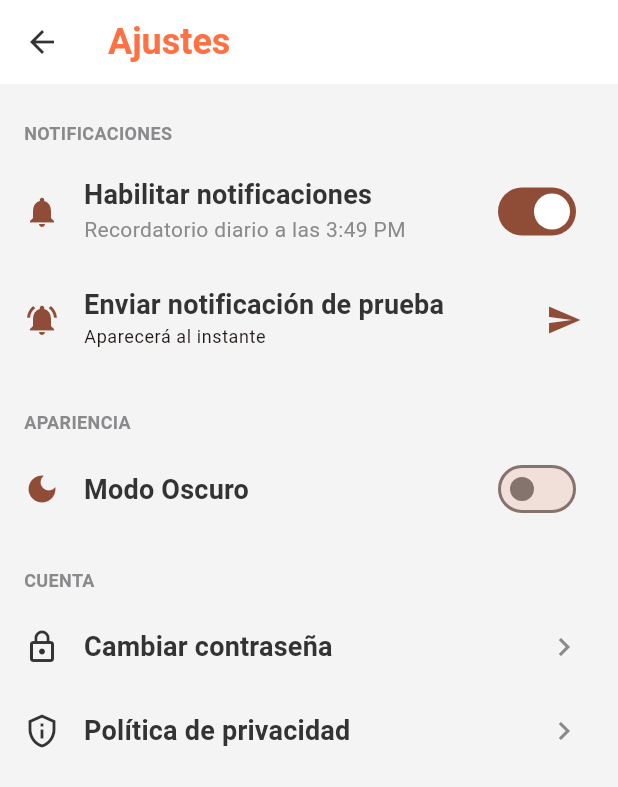
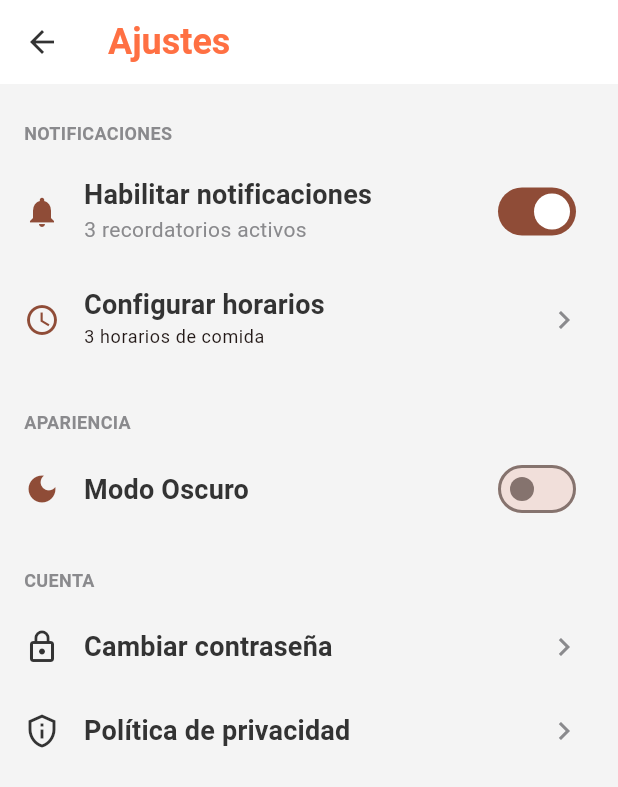
Before and after one commit to JuniorSD6650/NutriApp, a Flutter app: the SettingsScreen screen opened directly, on a phone screen of 412 x 824 dp. Shown: the top 787 px of the screen. Run offline on Flutter 3.47's test engine with Material 3 defaults, Android fonts, the phone set to English and light mode, and no system bars; our stand-ins replace flutter_local_notifications, flutter_secure_storage, go_router, permission_handler, pie_chart, shared_preferences and 1 more; missing offline and left inert: jwt_decode; accounts and stored records are empty.

Commit message:
feat: Añadir gestión de horarios de comidas y notificaciones programadas

```diff
--- /dev/null
+++ b/fe_nutriapp/lib/core/models/meal_time.dart
@@ -0,0 +1,34 @@
+class MealTime {
+  final String id; // Para identificar cada notificación única
+  final int hour;
+  final int minute;
+  final String label; // "Desayuno", "Almuerzo", etc.
+
+  MealTime({
+    required this.id,
+    required this.hour,
+    required this.minute,
+    required this.label,
+  });
+
+  String get timeString {
+    final h = hour.toString().padLeft(2, '0');
+    final m = minute.toString().padLeft(2, '0');
+    return '$h:$m';
+  }
+
+  // Para guardar/cargar de SharedPreferences
+  Map<String, dynamic> toJson() => {
+    'id': id,
+    'hour': hour,
+    'minute': minute,
+    'label': label,
+  };
+
+  factory MealTime.fromJson(Map<String, dynamic> json) => MealTime(
+    id: json['id'],
+    hour: json['hour'],
+    minute: json['minute'],
+    label: json['label'],
+  );
+}
--- a/fe_nutriapp/lib/core/services/api_service.dart
+++ b/fe_nutriapp/lib/core/services/api_service.dart
@@ -10,7 +10,7 @@ class ApiService {
     'ngrok-skip-browser-warning': 'true',
   };
 
-  final String _baseUrl = "https://1a9c40d96818.ngrok-free.app"; // Tu URL
+  final String _baseUrl = "https://00f88764d675.ngrok-free.app"; // Tu URL
 
   String? _token;
 
--- a/fe_nutriapp/lib/features/profile/screens/settings_screen.dart
+++ b/fe_nutriapp/lib/features/profile/screens/settings_screen.dart
@@ -9,6 +9,9 @@ import 'package:fe_nutriapp/core/theme/theme_provider.dart';
 // 1. IMPORTAR EL SERVICIO DE NOTIFICACIONES
 import 'package:fe_nutriapp/core/services/notification_service.dart';
 import 'package:permission_handler/permission_handler.dart'; // <-- AÑADIR IMPORT
+import 'package:fe_nutriapp/core/models/meal_time.dart';
+import 'package:fe_nutriapp/features/profile/screens/meal_times_screen.dart';
+import 'dart:convert';
 
 class SettingsScreen extends StatefulWidget {
   const SettingsScreen({super.key});
@@ -19,6 +22,7 @@ class SettingsScreen extends StatefulWidget {
 
 class _SettingsScreenState extends State<SettingsScreen> {
   bool _notificationsEnabled = true;
+  List<MealTime> _mealTimes = [];
 
   @override
   void initState() {
@@ -28,8 +32,23 @@ class _SettingsScreenState extends State<SettingsScreen> {
 
   Future<void> _loadPreferences() async {
     final prefs = await SharedPreferences.getInstance();
+    final jsonString = prefs.getString('meal_times');
+
     setState(() {
       _notificationsEnabled = prefs.getBool('notifications') ?? true;
+
+      if (jsonString != null) {
+        final List<dynamic> jsonList = jsonDecode(jsonString);
+        _mealTimes = jsonList.map((json) => MealTime.fromJson(json)).toList();
+      } else {
+        // Valores por defecto
+        _mealTimes = [
+          MealTime(id: '1', hour: 7, minute: 0, label: 'Desayuno'),
+          MealTime(id: '2', hour: 13, minute: 0, label: 'Almuerzo'),
+          MealTime(id: '3', hour: 19, minute: 0, label: 'Cena'),
+        ];
+        prefs.setString('meal_times', jsonEncode(_mealTimes.map((m) => m.toJson()).toList()));
+      }
     });
   }
 
@@ -43,9 +62,9 @@ class _SettingsScreenState extends State<SettingsScreen> {
 
     if (value) {
       // Solo pedir permisos y activar la notificación diaria
-      print("Solicitando permisos y activando recordatorios diarios...");
+      print("Activando recordatorios de comidas...");
       await notificationService.requestPermissions();
-      await notificationService.scheduleDailyReminder();
+      await notificationService.scheduleMultipleMealReminders(_mealTimes);
     } else {
       print("Desactivando recordatorios...");
       await notificationService.cancelAllReminders();
@@ -65,7 +84,9 @@ class _SettingsScreenState extends State<SettingsScreen> {
           SwitchListTile(
             title: Text('Habilitar notificaciones', style: theme.textTheme.titleMedium),
             subtitle: Text(
-              'Recordatorio diario a las 3:49 PM',
+              _notificationsEnabled
+                ? '${_mealTimes.length} recordatorios activos'
+                : 'Sin recordatorios',
               style: theme.textTheme.bodyMedium
             ),
             value: _notificationsEnabled,
@@ -76,21 +97,30 @@ class _SettingsScreenState extends State<SettingsScreen> {
             secondary: Icon(Icons.notifications, color: theme.colorScheme.primary),
           ),
 
-          // BOTÓN DE DEBUG: Notificación instantánea
-          ListTile(
-            leading: Icon(Icons.notifications_active, color: theme.colorScheme.primary),
-            title: Text('Enviar notificación de prueba', style: theme.textTheme.titleMedium),
-            subtitle: Text('Aparecerá al instante', style: theme.textTheme.bodySmall),
-            trailing: Icon(Icons.send, color: theme.colorScheme.primary),
-            onTap: () async {
-              await context.read<NotificationService>().showInstantNotification();
-              if (mounted) {
-                ScaffoldMessenger.of(context).showSnackBar(
-                  const SnackBar(content: Text('Notificación enviada. Revisa la bandeja.')),
+          // Botón para configurar horarios
+          if (_notificationsEnabled)
+            ListTile(
+              leading: Icon(Icons.schedule, color: theme.colorScheme.primary),
+              title: Text('Configurar horarios', style: theme.textTheme.titleMedium),
+              subtitle: Text('${_mealTimes.length} horarios de comida', style: theme.textTheme.bodySmall),
+              trailing: Icon(Icons.chevron_right, color: AppColors.textSecondary),
+              onTap: () async {
+                await Navigator.push(
+                  context,
+                  MaterialPageRoute(
+                    builder: (context) => MealTimesScreen(
+                      onSave: (updatedTimes) {
+                        setState(() {
+                          _mealTimes = updatedTimes;
+                        });
+                        // Reprogramar notificaciones
+                        context.read<NotificationService>().scheduleMultipleMealReminders(updatedTimes);
+                      },
+                    ),
+                  ),
                 );
-              }
-            },
-          ),
+              },
+            ),
 
           _buildSectionTitle(context, 'Apariencia'),
           SwitchListTile(
```
Also changed, not shown: fe_nutriapp/lib/core/services/notification_service.dart (+89 -55 lines), fe_nutriapp/lib/features/profile/screens/meal_times_screen.dart (added, +163 -0 lines), 1 other file.
